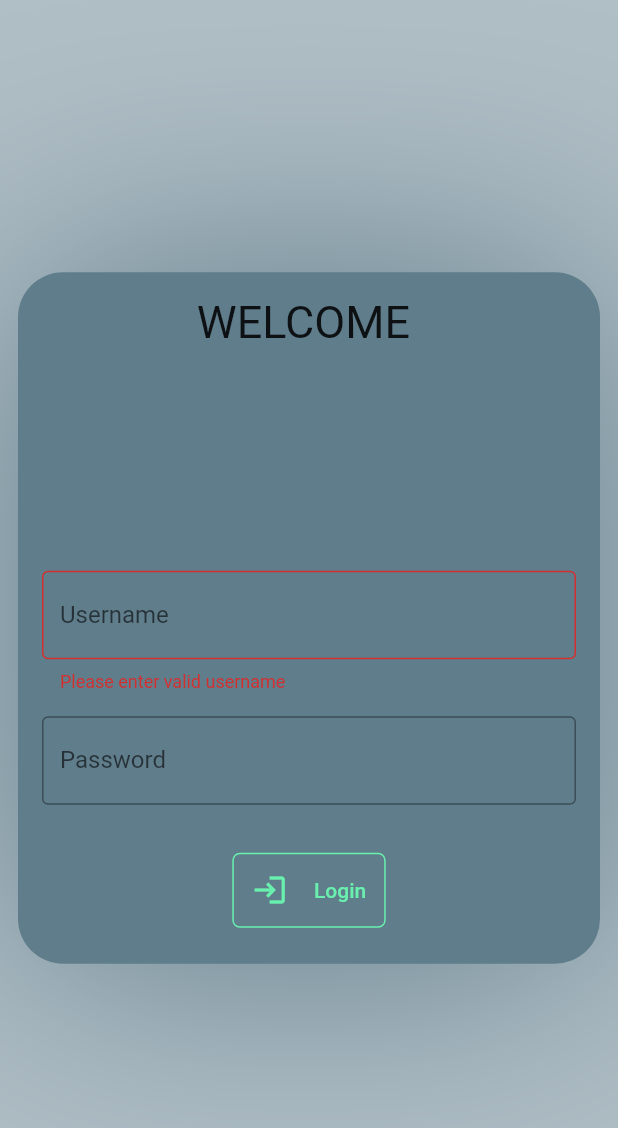
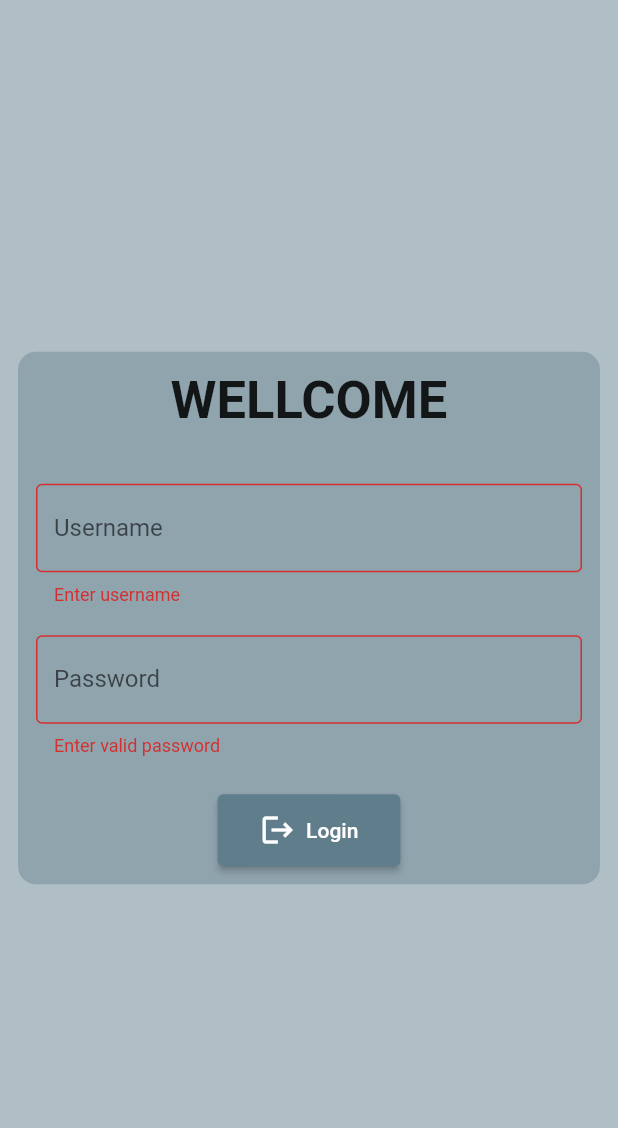
Before and after one commit to AkshayDawkhar/Inventory-Frontend, a Flutter app: the LoginPage screen opened directly, after a tap on "Login", on a phone screen of 412 x 824 dp. Shown: the top 1128 px of the screen. Run offline on Flutter 3.47's test engine with Material 2 defaults, Android fonts, the phone set to English and light mode, and no system bars; our stand-ins replace fl_chart, go_router, image_picker, liquid_pull_to_refresh, table_calendar; missing offline and left inert: numeral; network calls fail.

Commit message:
changed login page

```diff
--- a/lib/login.dart
+++ b/lib/login.dart
@@ -3,98 +3,77 @@ import 'package:inventory/routes.dart';
 import 'package:go_router/go_router.dart';
 
 class LoginPage extends StatefulWidget {
+  const LoginPage({Key? key}) : super(key: key);
+
   @override
   State<LoginPage> createState() => _LoginPageState();
 }
 
 class _LoginPageState extends State<LoginPage> {
-  final _usernameController = TextEditingController();
+  TextEditingController username = TextEditingController();
+  TextEditingController password = TextEditingController();
+  final _formKey = GlobalKey<FormState>();
+
   @override
   Widget build(BuildContext context) {
-    double width = MediaQuery.of(context).size.width;
-
-    final _formKey = GlobalKey<FormState>();
     return Scaffold(
       backgroundColor: Colors.blueGrey[200],
       body: Center(
-        child: SingleChildScrollView(
         child: Container(
+          margin: EdgeInsets.all(12),
+          padding: EdgeInsets.all(12),
+          decoration: BoxDecoration(color: Colors.blueGrey[300], borderRadius: BorderRadius.circular(12)),
           constraints: BoxConstraints(maxWidth: 500),
-            margin: width <= 600 ? EdgeInsets.all(12) : EdgeInsets.all(90),
-            decoration: BoxDecoration(
-              color: Colors.blueGrey,
-              borderRadius: BorderRadius.all(Radius.circular(30)),
-              boxShadow: [
-                BoxShadow(
-                  color: Colors.blueGrey,
-                  blurRadius: 1000.0,
-                ),
-              ],
-            ),
-            padding: EdgeInsets.all(16.0),
-            child: Column(
-              mainAxisAlignment: MainAxisAlignment.center,
-              children: [
-                Text('WELCOME ${_usernameController.text}',style: TextStyle(fontSize: 30),),
-                SizedBox(
-                  height: 148.0,
-                ),
-                Form(
+          child: Form(
             key: _formKey,
             child: Column(
+              mainAxisSize: MainAxisSize.min,
               children: [
-                      TextFormField(
-                        controller: _usernameController,
-
-                        validator: (value){
-                          if(_usernameController.value != 'akshay987'){
-                            return 'Please enter valid username';
-                          }
-                        },
-                        decoration: InputDecoration(
-                          labelText: 'Username',
-
-                          border: OutlineInputBorder(),
-                        ),
+                Text(
+                  'WELLCOME',
+                  style: TextStyle(fontWeight: FontWeight.bold, fontSize: 35),
                 ),
                 SizedBox(
-                        height: 16.0,
+                  height: 35,
+                ),
+                TextFormField(
+                  decoration: InputDecoration(labelText: 'Username', border: OutlineInputBorder()),
+                  validator: (value) => value!.isEmpty ? 'Enter username' : null,
+                ),
+                SizedBox(
+                  height: 20,
                 ),
                 TextFormField(
                   obscureText: true,
+                  // obscuringCharacter: '!',
                   decoration: InputDecoration(
                     labelText: 'Password',
                     border: OutlineInputBorder(),
                   ),
+                  validator: (String? value) => value!.length < 8 ? 'Enter valid password' : null,
                 ),
-                    ],
+                SizedBox(height: 25),
+                ElevatedButton(
+                    style: ElevatedButton.styleFrom(
+                      backgroundColor: Colors.blueGrey,
+                      // foregroundColor: Colors.red,
                     ),
-                ),
-                SizedBox(
-                  height: 24.0,
-                ),
-                TextButton(
                     onPressed: () {
-                    if(_formKey.currentState!.validate()) {
+                      if (_formKey.currentState!.validate()) {
+                        ScaffoldMessenger.of(context).showSnackBar(SnackBar(backgroundColor: Colors.red, content: Text('12')));
                         GoRouter.of(context).go('/');
                       }
                     },
                     child: Container(
                       padding: EdgeInsets.all(12),
-                    decoration: BoxDecoration(
-                        borderRadius: BorderRadius.all(Radius.circular(5)),
-                        border: Border.all(
-                          color: Colors.greenAccent,
-                        )),
                       child: Row(
                         mainAxisSize: MainAxisSize.min,
-                      children: [Icon(Icons.login), Text('     Login')],
+                        children: [
+                          Icon(Icons.logout),
+                          Text('  Login'),
+                        ],
                       ),
-                  ),
-                  style: TextButton.styleFrom(
-                    foregroundColor: Colors.greenAccent,
-                  ),
-                ),
+                    ))
               ],
             ),
           ),
```
Lines whose indentation alone changed are shown as unchanged.
